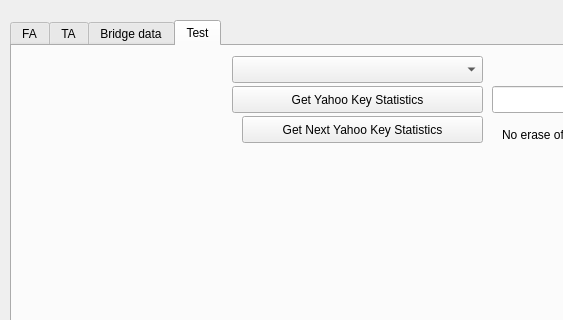
First picture: the form in importdata.ui, repository ralex1975/jackStock, before the edit; both pictures show x 0 to 563 and y 0 to 320 of the 1098 by 599 pixel window.
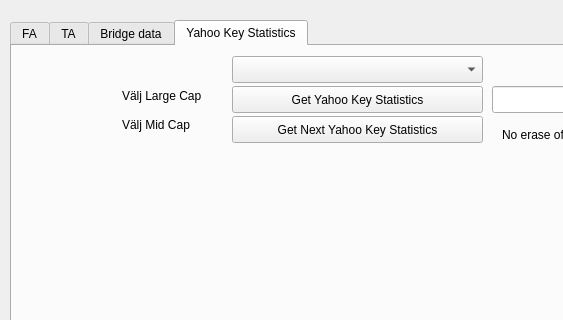
Second picture: the form after the edit. The open tabs and pages were chosen to show the change. Custom widgets are drawn as their Qt base class.

What changed in the file:
```diff
--- a/importdata.ui
+++ b/importdata.ui
@@ -311,7 +311,7 @@
    </widget>
    <widget class="QWidget" name="tab_3">
     <attribute name="title">
-     <string>Test</string>
+     <string>Yahoo Key Statistics</string>
     </attribute>
     <widget class="QPushButton" name="pushButton">
      <property name="geometry">
@@ -349,9 +349,9 @@
     <widget class="QPushButton" name="pushButton_2">
      <property name="geometry">
       <rect>
-       <x>230</x>
+       <x>220</x>
        <y>70</y>
-       <width>241</width>
+       <width>251</width>
        <height>27</height>
       </rect>
      </property>
@@ -372,6 +372,32 @@
       <string>No erase of data</string>
      </property>
     </widget>
+    <widget class="QLabel" name="label_2">
+     <property name="geometry">
+      <rect>
+       <x>110</x>
+       <y>40</y>
+       <width>111</width>
+       <height>20</height>
+      </rect>
+     </property>
+     <property name="text">
+      <string>Välj Large Cap</string>
+     </property>
+    </widget>
+    <widget class="QLabel" name="label_3">
+     <property name="geometry">
+      <rect>
+       <x>110</x>
+       <y>70</y>
+       <width>101</width>
+       <height>17</height>
+      </rect>
+     </property>
+     <property name="text">
+      <string>Välj Mid Cap</string>
+     </property>
+    </widget>
    </widget>
   </widget>
  </widget>
```
Left out of the diff: 2 changed lines with no effect on the pictures.
